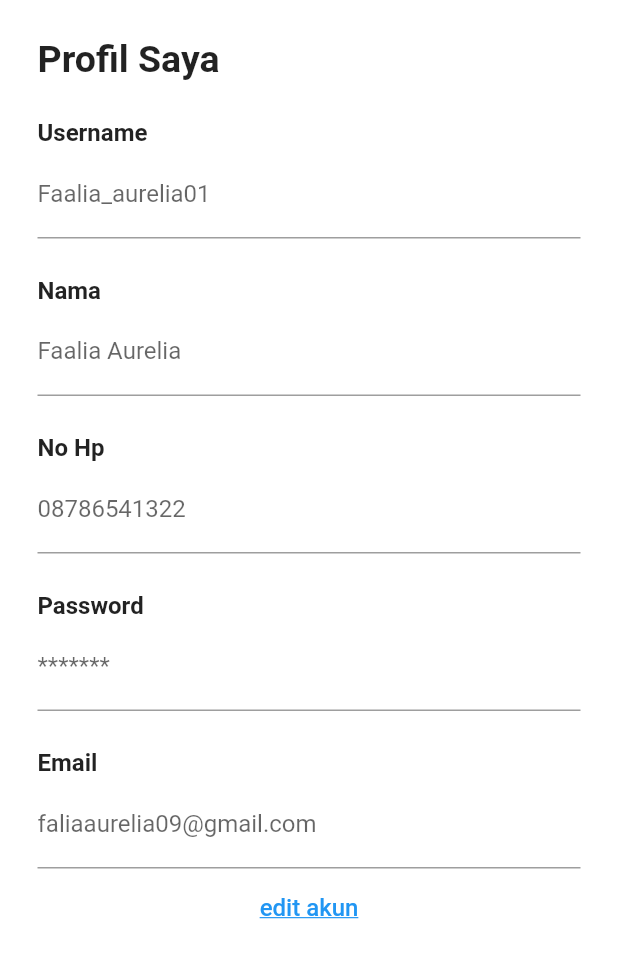
After one commit to fauzanreza/yourbook, a Flutter app: the Profil screen opened directly, on a phone screen of 412 x 824 dp. The commit adds this screen. Shown: the top 958 px of the screen. Run offline on Flutter 3.47's test engine with Material 2 defaults, Android fonts, the light colour scheme and no system bars; our stand-ins replace tab_indicator_styler.

Commit message:
add Profile page

```diff
--- /dev/null
+++ b/lib/Profile/Profil.dart
@@ -0,0 +1,214 @@
+import 'package:flutter/material.dart';
+
+class Profil extends StatefulWidget {
+  const Profil({Key? key}) : super(key: key);
+
+  @override
+  State<Profil> createState() => _ProfilState();
+}
+
+class _ProfilState extends State<Profil> {
+  @override
+  Widget build(BuildContext context) {
+    return Scaffold(
+        body: new Container(
+            color: Colors.white,
+            child: Padding(
+                padding: EdgeInsets.only(bottom: 25.0),
+                child: new ListView(children: <Widget>[
+                  Padding(
+                    padding:
+                        EdgeInsets.only(left: 25.0, right: 25.0, top: 25.0),
+                    child: new Text(
+                      'Profil Saya',
+                      style: TextStyle(
+                          fontSize: 25.0, fontWeight: FontWeight.bold),
+                    ),
+                  ),
+                  Padding(
+                      padding:
+                          EdgeInsets.only(left: 25.0, right: 25.0, top: 25.0),
+                      child: new Row(
+                        mainAxisSize: MainAxisSize.max,
+                        children: <Widget>[
+                          new Column(
+                            mainAxisAlignment: MainAxisAlignment.start,
+                            mainAxisSize: MainAxisSize.min,
+                            children: <Widget>[
+                              new Text(
+                                'Username',
+                                style: TextStyle(
+                                    fontSize: 16.0,
+                                    fontWeight: FontWeight.bold),
+                              ),
+                            ],
+                          ),
+                        ],
+                      )),
+                  Padding(
+                      padding:
+                          EdgeInsets.only(left: 25.0, right: 25.0, top: 2.0),
+                      child: new Row(
+                        mainAxisSize: MainAxisSize.max,
+                        children: <Widget>[
+                          new Flexible(
+                            child: new TextField(
+                              decoration: const InputDecoration(
+                                  labelText: "Faalia_aurelia01"),
+                            ),
+                          ),
+                        ],
+                      )),
+                  Padding(
+                      padding:
+                          EdgeInsets.only(left: 25.0, right: 25.0, top: 25.0),
+                      child: new Row(
+                        mainAxisSize: MainAxisSize.max,
+                        children: <Widget>[
+                          new Column(
+                            mainAxisAlignment: MainAxisAlignment.start,
+                            mainAxisSize: MainAxisSize.min,
+                            children: <Widget>[
+                              new Text(
+                                'Nama',
+                                style: TextStyle(
+                                    fontSize: 16.0,
+                                    fontWeight: FontWeight.bold),
+                              ),
+                            ],
+                          ),
+                        ],
+                      )),
+                  Padding(
+                      padding:
+                          EdgeInsets.only(left: 25.0, right: 25.0, top: 2.0),
+                      child: new Row(
+                        mainAxisSize: MainAxisSize.max,
+                        children: <Widget>[
+                          new Flexible(
+                            child: new TextField(
+                              decoration: const InputDecoration(
+                                  labelText: "Faalia Aurelia"),
+                            ),
+                          ),
+                        ],
+                      )),
+                  Padding(
+                      padding:
+                          EdgeInsets.only(left: 25.0, right: 25.0, top: 25.0),
+                      child: new Row(
+                        mainAxisSize: MainAxisSize.max,
+                        children: <Widget>[
+                          new Column(
+                            mainAxisAlignment: MainAxisAlignment.start,
+                            mainAxisSize: MainAxisSize.min,
+                            children: <Widget>[
+                              new Text(
+                                'No Hp',
+                                style: TextStyle(
+                                    fontSize: 16.0,
+                                    fontWeight: FontWeight.bold),
+                              ),
+                            ],
+                          ),
+                        ],
+                      )),
+                  Padding(
+                      padding:
+                          EdgeInsets.only(left: 25.0, right: 25.0, top: 2.0),
+                      child: new Row(
+                        mainAxisSize: MainAxisSize.max,
+                        children: <Widget>[
+                          new Flexible(
+                            child: new TextField(
+                              decoration: const InputDecoration(
+                                  labelText: "08786541322"),
+                            ),
+                          ),
+                        ],
+                      )),
+                  Padding(
+                      padding:
+                          EdgeInsets.only(left: 25.0, right: 25.0, top: 25.0),
+                      child: new Row(
+                        mainAxisSize: MainAxisSize.max,
+                        children: <Widget>[
+                          new Column(
+                            mainAxisAlignment: MainAxisAlignment.start,
+                            mainAxisSize: MainAxisSize.min,
+                            children: <Widget>[
+                              new Text(
+                                'Password',
+                                style: TextStyle(
+                                    fontSize: 16.0,
+                                    fontWeight: FontWeight.bold),
+                              ),
+                            ],
+                          ),
+                        ],
+                      )),
+                  Padding(
+                      padding:
+                          EdgeInsets.only(left: 25.0, right: 25.0, top: 2.0),
+                      child: new Row(
+                        mainAxisSize: MainAxisSize.max,
+                        children: <Widget>[
+                          new Flexible(
+                            child: new TextField(
+                              decoration:
+                                  const InputDecoration(labelText: "*******"),
+                            ),
+                          ),
+                        ],
+                      )),
+                  Padding(
+                      padding:
+                          EdgeInsets.only(left: 25.0, right: 25.0, top: 25.0),
+                      child: new Row(
+                        mainAxisSize: MainAxisSize.max,
+                        children: <Widget>[
+                          new Column(
+                            mainAxisAlignment: MainAxisAlignment.start,
+                            mainAxisSize: MainAxisSize.min,
+                            children: <Widget>[
+                              new Text(
+                                'Email',
+                                style: TextStyle(
+                                    fontSize: 16.0,
+                                    fontWeight: FontWeight.bold),
+                              ),
+                            ],
+                          ),
+                        ],
+                      )),
+                  Padding(
+                      padding:
+                          EdgeInsets.only(left: 25.0, right: 25.0, top: 2.0),
+                      child: new Row(
+                        mainAxisSize: MainAxisSize.max,
+                        children: <Widget>[
+                          new Flexible(
+                            child: new TextField(
+                              decoration: const InputDecoration(
+                                  labelText: "faliaaurelia09@gmail.com"),
+                            ),
+                          ),
+                        ],
+                      )),
+                  Padding(
+                      padding:
+                          EdgeInsets.only(left: 25.0, right: 25.0, top: 2.0),
+                      child: Center(
+                          child: TextButton(
+                        style: TextButton.styleFrom(
+                          primary: Colors.blue,
+                        ),
+                        onPressed: () {},
+                        child: Text('edit akun',
+                            style: TextStyle(
+                                fontSize: 16.0,
+                                decoration: TextDecoration.underline)),
+                      )))
+                ]))));
+  }
+}
```
Also changed, not shown: lib/Beranda/ProfilePage.dart (+103 -104 lines), lib/Profile/Barang.dart (added, +84 -0 lines), lib/Profile/Setting.dart (added, +34 -0 lines).
